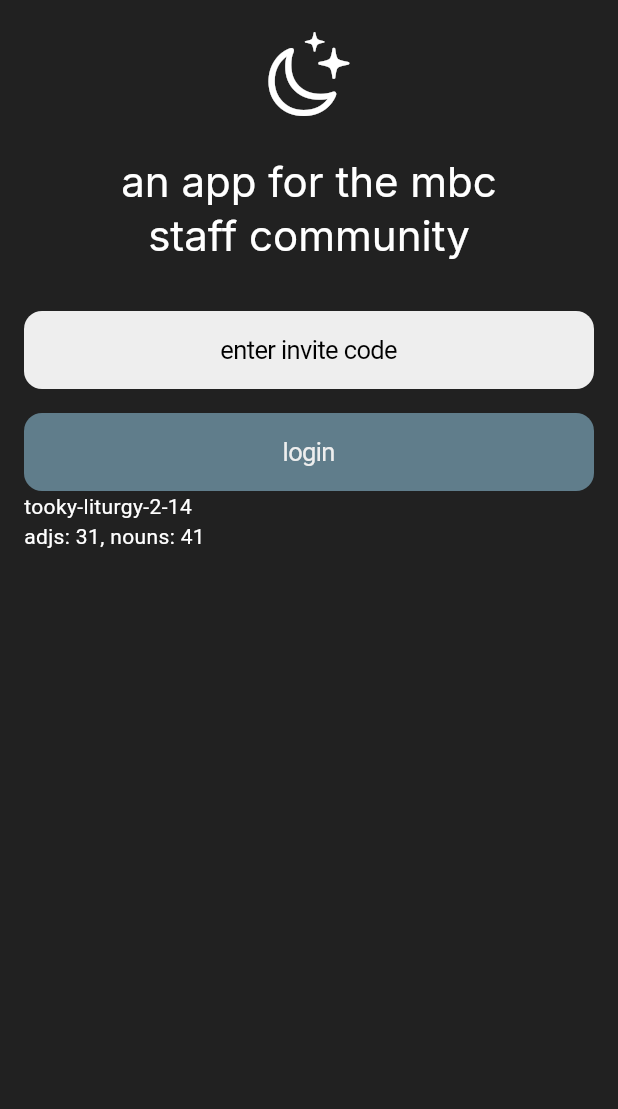
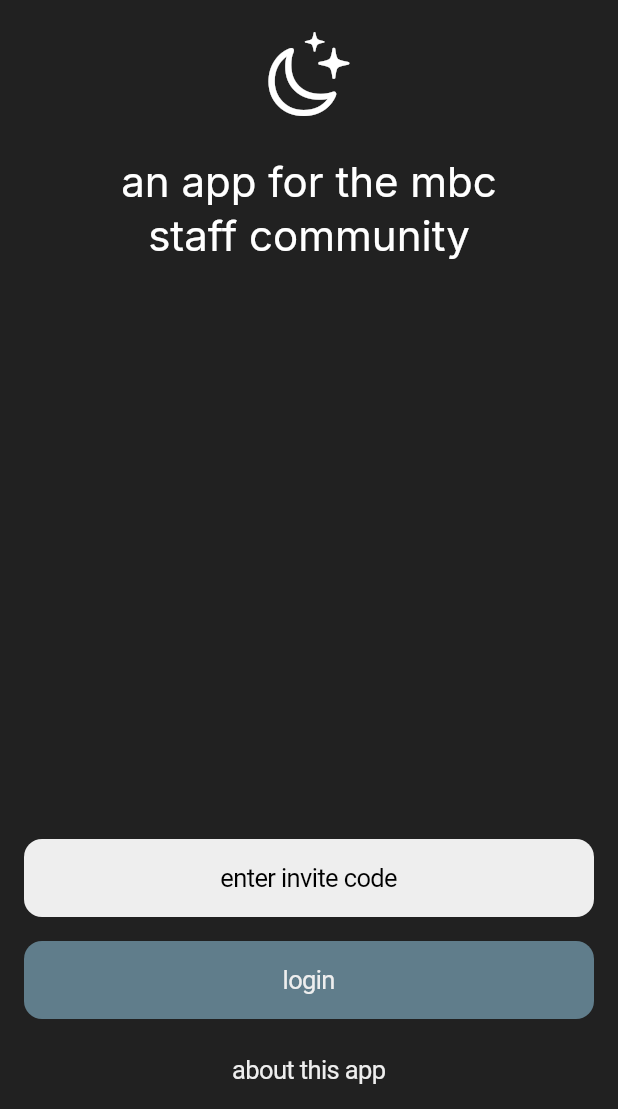
Before and after one commit to pupperpowell/night_break, a Flutter app: the screen it shows after launch, on a phone screen of 412 x 824 dp, the part 127-1236 px from its top. Run offline on Flutter 3.47's test engine with Material 3 defaults, Android fonts, the phone set to English and light mode, and no system bars; our stand-ins replace google_fonts, pocketbase; project files that could hold a hidden picture were left out.

Commit message:
added some pages, still no login logic

```diff
--- /dev/null
+++ b/lib/components/welcome_buttons.dart
@@ -0,0 +1,32 @@
+import 'package:flutter/cupertino.dart';
+import 'package:flutter/material.dart';
+
+class WelcomeButtons extends StatelessWidget {
+  const WelcomeButtons({super.key});
+
+  @override
+  Widget build(BuildContext context) {
+    return Column(
+      crossAxisAlignment: CrossAxisAlignment.stretch,
+      children: [
+        CupertinoButton.filled(
+          onPressed: () {},
+          child: const Text('enter invite code'),
+        ),
+        const SizedBox(height: 16.0),
+        CupertinoButton(
+          onPressed: () => Navigator.of(context).pushNamed('/login'),
+          color: Theme.of(context).colorScheme.secondary,
+          child: const Text('login'),
+        ),
+        const SizedBox(height: 8.0),
+        CupertinoButton(
+          onPressed: () {
+            Navigator.of(context).pushNamed('/about');
+          },
+          child: const Text('about this app'),
+        ),
+      ],
+    );
+  }
+}
--- a/lib/logic/generate_invites.dart
+++ b/lib/logic/generate_invites.dart
@@ -19,12 +19,10 @@ const List<String> adjectives = [
   'spiritual',
   'happy',
   'wonderful',
-  'wicked',
   'mystical',
   'sunny',
   'bostonian',
   'agios',
-  'hermit',
   'special',
   'welcoming',
   'supportive',
@@ -32,6 +30,11 @@ const List<String> adjectives = [
   'inclusive',
   'transformative',
   'blessed',
+  'forgiving',
+  'hydrated',
+  'inspirational',
+  'quirky',
+  'beloved'
 ];
 
 const List<String> nouns = [
@@ -41,7 +44,6 @@ const List<String> nouns = [
   'community',
   'night',
   'break',
-  'time',
   'service',
   'prayer',
   'daylight',
@@ -64,7 +66,6 @@ const List<String> nouns = [
   'chanting',
   'olympics',
   'campfire',
-  'george',
   'porch',
   'bible',
   'mountain',
@@ -76,18 +77,26 @@ const List<String> nouns = [
   'icon',
   'monastery',
   'masterpiece',
+  'camper',
+  'hospitality',
+  'devo',
+  'soundingboard',
 ];
 
 String generateInviteCode() {
+  // generates random code based on adjective, noun, and random number between 0 and 9999
   final adjNum = Random().nextInt(adjectives.length);
   final nounNum = Random().nextInt(nouns.length);
-  return '${adjectives.elementAt(adjNum.toInt())}-${nouns.elementAt(nounNum.toInt())}-${adjNum.toString()}-${nounNum.toString()}';
+  final postfix = Random().nextInt(9999).toString();
+  return '${adjectives.elementAt(adjNum.toInt())}-${nouns.elementAt(nounNum.toInt())}-$postfix';
 }
 
-int getAdjLength() {
-  return adjectives.length;
+String getCampAdj() {
+  // returns random adjective from list
+  return adjectives.elementAt(Random().nextInt(adjectives.length));
 }
 
-int getNounLength() {
-  return nouns.length;
+String getCampNoun() {
+  // returns random noun from list
+  return nouns.elementAt(Random().nextInt(nouns.length));
 }
--- a/lib/main.dart
+++ b/lib/main.dart
@@ -1,6 +1,8 @@
 import 'package:flutter/material.dart';
 import 'package:night_break/theme/dark_theme.dart';
 
+import 'pages/about_page.dart';
+import 'pages/login_page.dart';
 import 'pages/welcome_page.dart';
 
 void main() {
@@ -17,10 +19,11 @@ class MainApp extends StatelessWidget {
       theme: nightBreakDarkTheme,
       darkTheme: nightBreakDarkTheme, // ????
       home: const WelcomePage(),
-      // routes: {
-      //   '/settings': (context) => const SettingsPage(),
-      //   '/welcome': (context) => const WelcomePage(),
-      // },
+      routes: {
+        '/welcome': (context) => const WelcomePage(),
+        '/login': (context) => const LoginPage(),
+        '/about': (context) => const AboutPage(),
+      },
     );
   }
 }
--- a/lib/pages/welcome_page.dart
+++ b/lib/pages/welcome_page.dart
@@ -1,8 +1,7 @@
 import 'package:flutter/material.dart';
 import 'package:flutter/cupertino.dart';
-import 'package:night_break/logic/generate_invites.dart';
 
-import '../logic/login_signup.dart';
+import '../components/welcome_buttons.dart';
 
 /*
  * WelcomePage contains a welcome title/subtitle,
@@ -25,6 +24,9 @@ class WelcomePage extends StatelessWidget {
           child: Padding(
             padding: const EdgeInsets.symmetric(horizontal: 16.0),
             child: Column(
+              children: [
+                Column(
+                  // title, logo, and subtitle
                   crossAxisAlignment: CrossAxisAlignment.stretch,
                   children: [
                     Padding(
@@ -39,6 +41,7 @@ class WelcomePage extends StatelessWidget {
                       padding: EdgeInsets.symmetric(vertical: 22.0),
                       child: Icon(
                         CupertinoIcons.moon_stars,
+                        // for light mode: CupertinoIcons.moon_stars_fill
                         size: 64.0,
                       ),
                     ),
@@ -50,27 +53,18 @@ class WelcomePage extends StatelessWidget {
                         textAlign: TextAlign.center,
                       ),
                     ),
-                const SizedBox(height: 32.0),
+                  ],
+                ),
+                const Spacer(),
+                const WelcomeButtons(),
+              ],
+            ),
 
             // enter invite code
-                CupertinoButton.filled(
-                  onPressed: () {},
-                  child: const Text('enter invite code'),
-                ),
-                // login
-                const SizedBox(height: 16.0),
-                CupertinoButton(
-                  onPressed: () {},
-                  color: Theme.of(context).colorScheme.secondary,
-                  child: const Text('login'),
-                ),
-                Text(generateInviteCode()),
-                Text(
-                    'adjs: ${getAdjLength().toString()}, nouns: ${getNounLength().toString()}'),
-              ],
           ),
         ),
-        ),
+
+        // about this app
       ),
     );
   }
```
Also changed, not shown: lib/logic/login_signup.dart (+3 -12 lines), lib/pages/about_page.dart (added, +23 -0 lines), lib/pages/login_page.dart (added, +37 -0 lines). Lines whose indentation alone changed are shown as unchanged.
